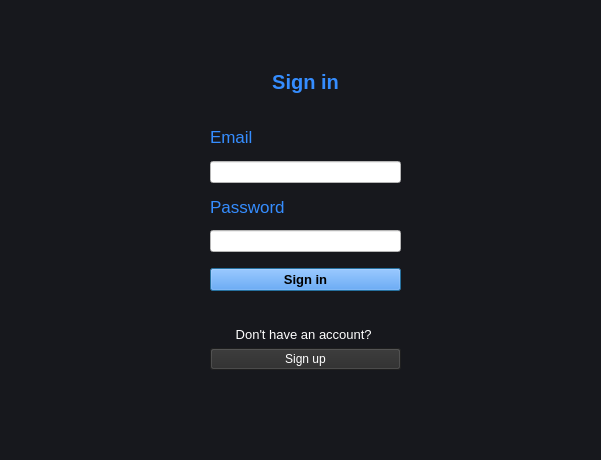
Before: the Qt Designer form sign_in.ui in noX1st/Plink, drawn with Qt 5.
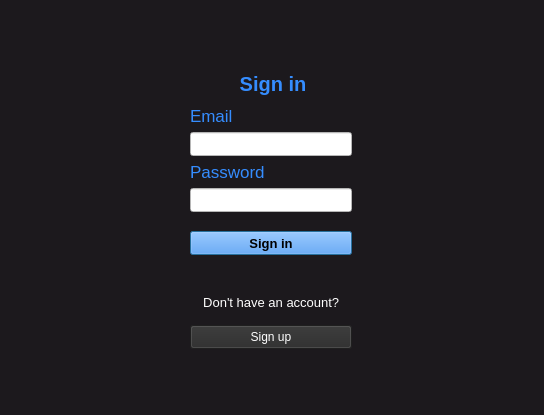
After: the same form once the commit is applied.

Diff of the .ui file:
```diff
--- a/sign_in.ui
+++ b/sign_in.ui
@@ -6,8 +6,8 @@
    <rect>
     <x>0</x>
     <y>0</y>
-    <width>601</width>
-    <height>460</height>
+    <width>544</width>
+    <height>415</height>
    </rect>
   </property>
   <property name="contextMenuPolicy">
@@ -17,18 +17,91 @@
    <string>Dialog</string>
   </property>
   <property name="styleSheet">
-   <string notr="true">background-color: rgb(23, 24, 29);</string>
+   <string notr="true">background-color: rgb(23, 24, 29);
+background-color: rgb(28, 25, 29);
+</string>
   </property>
+  <layout class="QGridLayout" name="gridLayout">
+   <item row="2" column="1">
+    <spacer name="verticalSpacer_3">
+     <property name="orientation">
+      <enum>Qt::Orientation::Vertical</enum>
+     </property>
+     <property name="sizeHint" stdset="0">
+      <size>
+       <width>20</width>
+       <height>40</height>
+      </size>
+     </property>
+    </spacer>
+   </item>
+   <item row="0" column="1">
+    <spacer name="verticalSpacer_4">
+     <property name="orientation">
+      <enum>Qt::Orientation::Vertical</enum>
+     </property>
+     <property name="sizeHint" stdset="0">
+      <size>
+       <width>20</width>
+       <height>40</height>
+      </size>
+     </property>
+    </spacer>
+   </item>
+   <item row="1" column="0">
+    <spacer name="horizontalSpacer">
+     <property name="orientation">
+      <enum>Qt::Orientation::Horizontal</enum>
+     </property>
+     <property name="sizeType">
+      <enum>QSizePolicy::Policy::Expanding</enum>
+     </property>
+     <property name="sizeHint" stdset="0">
+      <size>
+       <width>40</width>
+       <height>20</height>
+      </size>
+     </property>
+    </spacer>
+   </item>
+   <item row="1" column="2">
+    <spacer name="horizontalSpacer_2">
+     <property name="orientation">
+      <enum>Qt::Orientation::Horizontal</enum>
+     </property>
+     <property name="sizeHint" stdset="0">
+      <size>
+       <width>40</width>
+       <height>20</height>
+      </size>
+     </property>
+    </spacer>
+   </item>
+   <item row="1" column="1">
+    <widget class="QStackedWidget" name="stackedWidget">
+     <property name="minimumSize">
+      <size>
+       <width>167</width>
+       <height>284</height>
+      </size>
+     </property>
+     <property name="maximumSize">
+      <size>
+       <width>167</width>
+       <height>284</height>
+      </size>
+     </property>
+     <widget class="QWidget" name="page">
   <widget class="QWidget" name="layoutWidget">
    <property name="geometry">
     <rect>
-     <x>210</x>
-     <y>50</y>
-     <width>191</width>
-     <height>320</height>
-    </rect>
-   </property>
-   <layout class="QVBoxLayout" name="verticalLayout_2">
+         <x>1</x>
+         <y>1</y>
+         <width>166</width>
+         <height>282</height>
+        </rect>
+       </property>
+       <layout class="QVBoxLayout" name="verticalLayout">
     <item>
      <widget class="QLabel" name="label">
       <property name="font">
@@ -50,11 +123,7 @@
      </widget>
     </item>
     <item>
-     <layout class="QHBoxLayout" name="horizontalLayout">
-      <item>
-       <layout class="QVBoxLayout" name="verticalLayout_3">
-        <item>
-         <layout class="QVBoxLayout" name="verticalLayout_5">
+         <layout class="QVBoxLayout" name="EmailLayout">
           <item>
            <widget class="QLabel" name="emailLbl">
             <property name="font">
@@ -74,19 +143,26 @@
            <widget class="QLineEdit" name="emailLine">
             <property name="sizePolicy">
              <sizepolicy hsizetype="Minimum" vsizetype="Fixed">
-              <horstretch>0</horstretch>
-              <verstretch>0</verstretch>
+              <horstretch>162</horstretch>
+              <verstretch>24</verstretch>
              </sizepolicy>
             </property>
             <property name="minimumSize">
              <size>
-              <width>160</width>
-              <height>0</height>
+              <width>162</width>
+              <height>24</height>
+             </size>
+            </property>
+            <property name="maximumSize">
+             <size>
+              <width>162</width>
+              <height>24</height>
              </size>
             </property>
             <property name="styleSheet">
              <string notr="true">background-color: rgb(215, 252, 255);
-background-color: rgb(255, 255, 255);</string>
+background-color: rgb(255, 255, 255);
+color: rgb(0, 0, 0);</string>
             </property>
             <property name="text">
              <string/>
@@ -95,14 +171,8 @@
           </item>
          </layout>
         </item>
-       </layout>
-      </item>
-     </layout>
-    </item>
     <item>
-     <layout class="QHBoxLayout" name="horizontalLayout_2">
-      <item>
-       <layout class="QVBoxLayout" name="verticalLayout_4">
+         <layout class="QVBoxLayout" name="PasswordLayout">
         <item>
          <widget class="QLabel" name="passwordLbl">
           <property name="font">
@@ -120,13 +190,33 @@
         </item>
         <item>
          <widget class="QLineEdit" name="passwordLine">
+            <property name="sizePolicy">
+             <sizepolicy hsizetype="Minimum" vsizetype="Fixed">
+              <horstretch>162</horstretch>
+              <verstretch>24</verstretch>
+             </sizepolicy>
+            </property>
+            <property name="minimumSize">
+             <size>
+              <width>162</width>
+              <height>24</height>
+             </size>
+            </property>
+            <property name="maximumSize">
+             <size>
+              <width>162</width>
+              <height>24</height>
+             </size>
+            </property>
           <property name="styleSheet">
            <string notr="true">background-color: rgb(215, 252, 255);
-background-color: rgb(255, 255, 255);</string>
-          </property>
-         </widget>
-        </item>
-       </layout>
+background-color: rgb(255, 255, 255);
+color: rgb(0, 0, 0);</string>
+            </property>
+            <property name="text">
+             <string/>
+            </property>
+           </widget>
       </item>
      </layout>
     </item>
@@ -140,14 +230,32 @@
       </property>
       <property name="sizeHint" stdset="0">
        <size>
-        <width>20</width>
-        <height>10</height>
+            <width>17</width>
+            <height>13</height>
        </size>
       </property>
      </spacer>
     </item>
     <item>
      <widget class="QPushButton" name="signInBtn">
+          <property name="sizePolicy">
+           <sizepolicy hsizetype="Minimum" vsizetype="Fixed">
+            <horstretch>162</horstretch>
+            <verstretch>24</verstretch>
+           </sizepolicy>
+          </property>
+          <property name="minimumSize">
+           <size>
+            <width>162</width>
+            <height>24</height>
+           </size>
+          </property>
+          <property name="maximumSize">
+           <size>
+            <width>162</width>
+            <height>24</height>
+           </size>
+          </property>
       <property name="font">
        <font>
         <pointsize>10</pointsize>
@@ -174,8 +282,6 @@
      </widget>
     </item>
     <item>
-     <layout class="QVBoxLayout" name="verticalLayout">
-      <item>
        <spacer name="verticalSpacer">
         <property name="orientation">
          <enum>Qt::Orientation::Vertical</enum>
@@ -185,8 +291,8 @@
         </property>
         <property name="sizeHint" stdset="0">
          <size>
-          <width>20</width>
-          <height>30</height>
+            <width>17</width>
+            <height>25</height>
          </size>
         </property>
        </spacer>
@@ -211,6 +317,24 @@
       </item>
       <item>
        <widget class="QPushButton" name="signUpBtn">
+          <property name="sizePolicy">
+           <sizepolicy hsizetype="Minimum" vsizetype="Fixed">
+            <horstretch>162</horstretch>
+            <verstretch>24</verstretch>
+           </sizepolicy>
+          </property>
+          <property name="minimumSize">
+           <size>
+            <width>162</width>
+            <height>24</height>
+           </size>
+          </property>
+          <property name="maximumSize">
+           <size>
+            <width>162</width>
+            <height>24</height>
+           </size>
+          </property>
         <property name="styleSheet">
          <string notr="true">QPushButton{
 color: rgb(255, 255, 255);
@@ -231,9 +355,11 @@
        </widget>
       </item>
      </layout>
-    </item>
-   </layout>
-  </widget>
+      </widget>
+     </widget>
+    </widget>
+   </item>
+  </layout>
  </widget>
  <resources/>
  <connections/>
```
Lines whose indentation alone changed are shown as unchanged.
